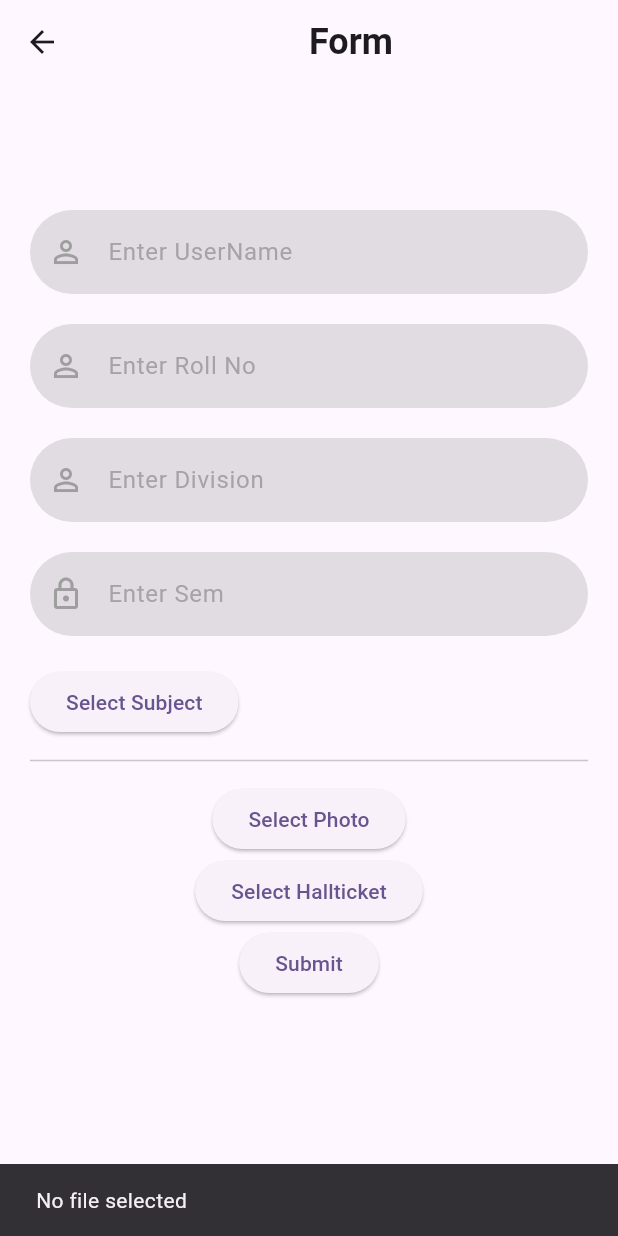
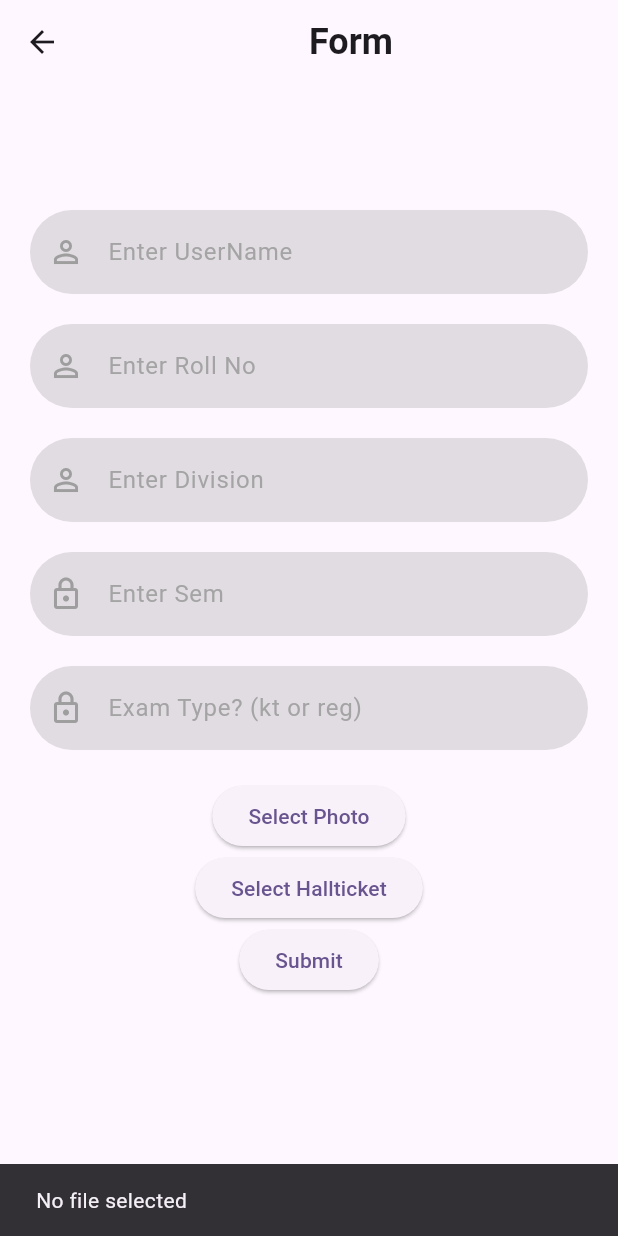
Before and after one commit to AdityaJaiswal1010/FormFillingNfc, a Flutter app: the HomeScreen screen opened directly with empty values, after a tap on "Select Hallticket", on a phone screen of 412 x 824 dp. Run offline on Flutter 3.47's test engine with Material 2 defaults, Android fonts, the phone set to English and light mode, and no system bars; our stand-ins replace cloud_firestore, file_picker, firebase_auth, firebase_core, firebase_storage, open_file; missing offline and left inert: syncfusion_flutter_pdf; accounts and stored records are empty.

Commit message:
proper mapping on home page

```diff
--- a/lib/screens/home_screen.dart
+++ b/lib/screens/home_screen.dart
@@ -96,6 +96,7 @@ class _HomeScreenState extends State<HomeScreen> {
   TextEditingController _divisionTextController = TextEditingController();
   TextEditingController _rollNoTextController = TextEditingController();
   TextEditingController _semTextController = TextEditingController();
+    TextEditingController _typeTextController = TextEditingController();
 
 
   @override
@@ -170,6 +171,12 @@ class _HomeScreenState extends State<HomeScreen> {
                 const SizedBox(
                   height: 20,
                 ),
+                reusableTextField("Exam Type? (kt or reg)", Icons.lock_outlined, false,
+                    _typeTextController),
+                const SizedBox(
+                  height: 20,
+                ),
+                (_typeTextController.text.toString().toLowerCase()=='reg')?
                 Column(
                   crossAxisAlignment:CrossAxisAlignment.start,
                   children: [
@@ -187,7 +194,7 @@ class _HomeScreenState extends State<HomeScreen> {
                       ))
                   .toList(),
             )
-                ],),
+                ],):Column(children: [],),
 
                 Column(
                   children: [
@@ -230,9 +237,13 @@ class _HomeScreenState extends State<HomeScreen> {
                     print('Download url : ${urlDownload}');  // store thia link to nfc
 
                     //add pdf link to the loggedin persons form collection and create tile in the map for subject
+                    (_typeTextController.text.toString().toLowerCase()=='reg')?
                     FirebaseFirestore.instance.collection('forms').doc(this.widget.child).update({
                       'pdflink': urlDownload,
-                      'subjects': _selectedSubject
+                      'subjects': {_semTextController.text.toString(): _selectedSubject}
+                    }):FirebaseFirestore.instance.collection('forms').doc(this.widget.child).update({
+                      'pdflink': urlDownload,
+                      // 'subjects': {_semTextController.text.toString(): _selectedSubject}
                     });
                     // FirebaseFirestore.instance.collection(collectionPath)
                       // path1 = results.files.single.path;
--- a/lib/screens/signin_screen.dart
+++ b/lib/screens/signin_screen.dart
@@ -61,9 +61,10 @@ class _SignInScreenState extends State<SignInScreen> {
                       .then((value) {
                         getdata();
 
-                  }).onError((error, stackTrace) {
-                    print("Error ${error.toString()}");
                   });
+                  // .onError((error, stackTrace) {
+                  //   print("Error ${error.toString()}");
+                  // });
                 }),
                 signUpOption()
               ],
--- a/lib/screens/signup_screen.dart
+++ b/lib/screens/signup_screen.dart
@@ -92,7 +92,7 @@ class _SignUpScreenState extends State<SignUpScreen>{
                           //  'id': id.toString(),
                           'name': _userNameTextController.text.trim().toString(),
                           'email': _emailTextController.text.trim().toString(),
-                          'subjects':[],
+                          'subjects':{},
                           'pdflink':'',
                         })
                        .then((DocumentReference doc){
```
Also changed, not shown: lib/screens/adminscreen.dart (line endings or trailing spaces).
